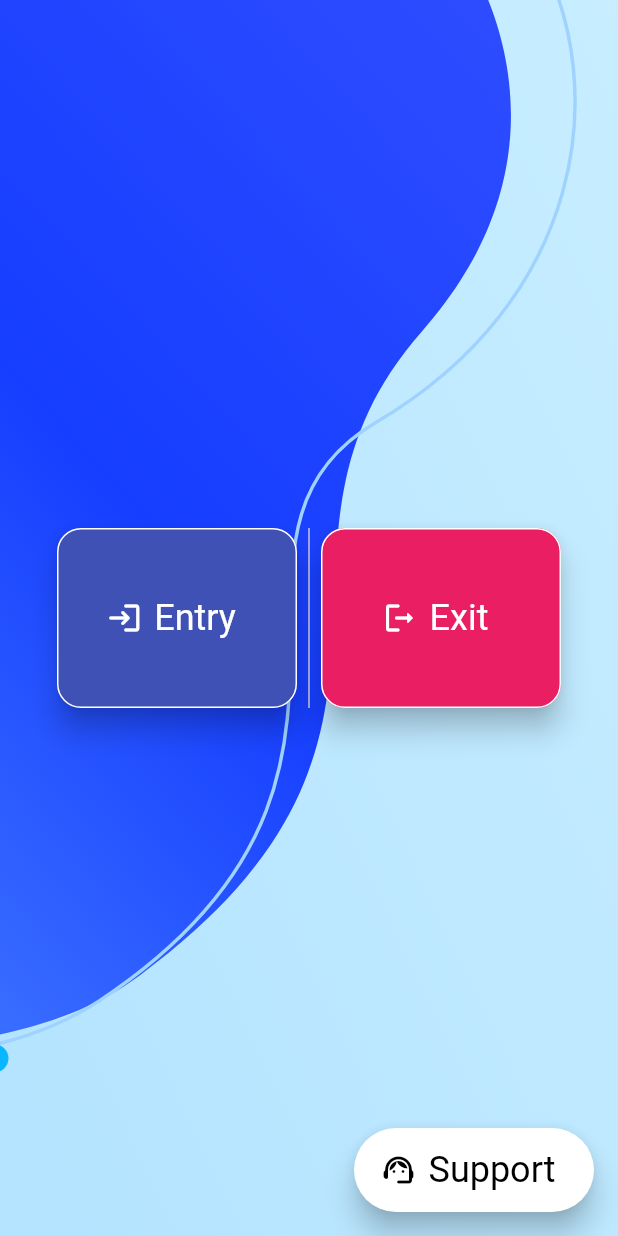
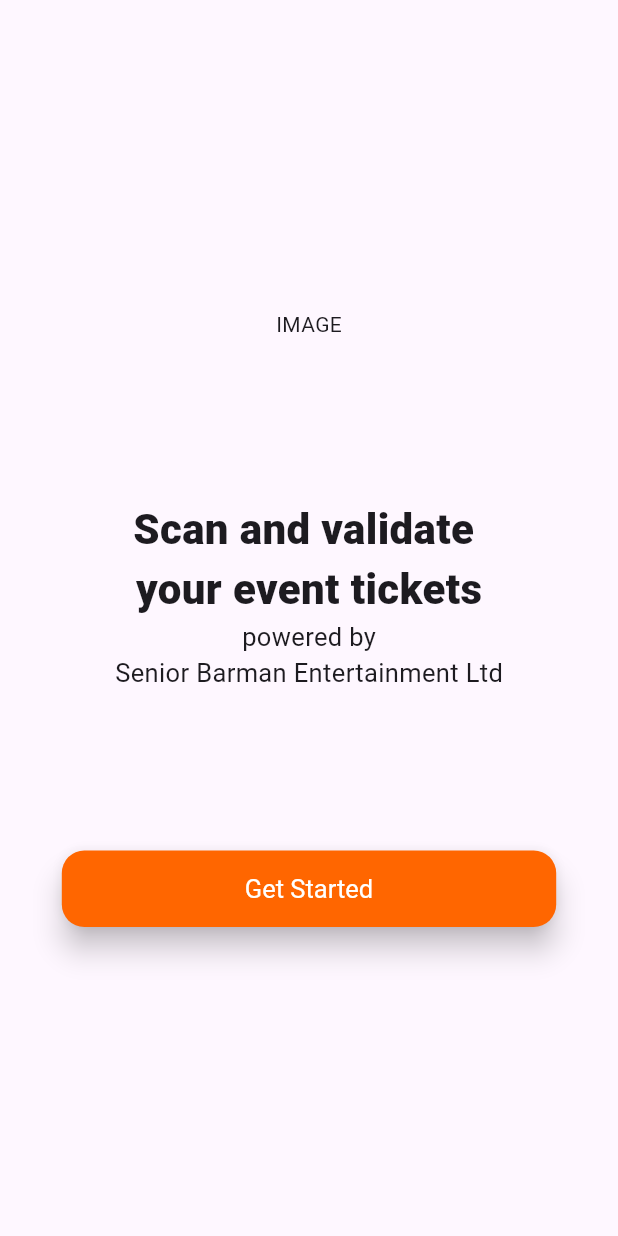
Before and after one commit to henry-dura/Eventktng, a Flutter app: the screen it shows after launch, on a phone screen of 412 x 824 dp. Run offline on Flutter 3.47's test engine with Material 3 defaults, Android fonts, the light colour scheme and no system bars; drawn by our look-alikes of lottie; missing offline and left inert: mobile_scanner, mongo_dart.

Commit message:
Add welcome page and Login Page

```diff
--- a/lib/entry_and_exit.dart
+++ b/lib/entry_and_exit.dart
@@ -1,5 +1,3 @@
-
-import 'dart:ui';
 
 import 'package:flutter/material.dart';
 import 'package:lottie/lottie.dart';
@@ -100,7 +98,7 @@ class _EntryAndExitPageState extends State<EntryAndExitPage> {
                         child: MobileScanner(
                           controller: mobileScannerController,
                           onDetect: (capture) async {
-                            final List<Barcode> barcodes = capture.barcodes;
+                             List<Barcode> barcodes = capture.barcodes;
                             print('FIrst: $barcodes');
                             for (final barcode in barcodes) {
                               print('A code XXXXXXXXXXXX : ${barcode.rawValue}');
@@ -145,6 +143,7 @@ class _EntryAndExitPageState extends State<EntryAndExitPage> {
                                       isInEntryMode: widget.isInEntryMode);
                                 }
                               });
+                              barcodes = [];
                             }
                           },
                         ),
--- a/lib/main.dart
+++ b/lib/main.dart
@@ -1,25 +1,23 @@
 import 'package:flutter/material.dart';
-import 'database/database.dart';
-import 'home.dart';
-import 'login.dart';
+import 'package:stadia_scanner/welcomePage.dart';
 
 Future<void> main() async {
   WidgetsFlutterBinding.ensureInitialized();
-  MongoDatabase mongoDb = MongoDatabase();
-  await mongoDb.connect();
-  User user1 = User(
-    name: 'Henry IKF',
-    regId: '127',
-    entryTime: '09:00',
-    exitTime: '19:00',
-    isCheckedIn: 'true',
-    isCheckedOut: 'false',
-  );
-  //await mongoDb.insert(user1);
-  //print('User 1 added successfully');
-  MongoDatabase.update(
-      regId: '123',
-      isInEntryMode: false);
+  // MongoDatabase mongoDb = MongoDatabase();
+  // await mongoDb.connect();
+  // User user1 = User(
+  //   name: 'Henry IKF',
+  //   regId: '127',
+  //   entryTime: '09:00',
+  //   exitTime: '19:00',
+  //   isCheckedIn: 'true',
+  //   isCheckedOut: 'false',
+  // );
+  // //await mongoDb.insert(user1);
+  // //print('User 1 added successfully');
+  // MongoDatabase.update(
+  //     regId: '123',
+  //     isInEntryMode: false);
   runApp(const MyApp());
 }
 
@@ -33,19 +31,24 @@ class MyApp extends StatelessWidget {
         useMaterial3: true,
         inputDecorationTheme: InputDecorationTheme(
           filled: true,
-          fillColor: Colors.white12,
+          fillColor: Color(0xFFFF6600),
           border: OutlineInputBorder(borderRadius: BorderRadius.circular(16)),
-          labelStyle: const TextStyle(color: Colors.white54),
-          floatingLabelStyle: const TextStyle(color: Colors.deepPurpleAccent),
+          // labelStyle: const TextStyle(color: Colors.white),
+          // floatingLabelStyle: const TextStyle(color: Colors.deepPurpleAccent),
         ),
         elevatedButtonTheme: ElevatedButtonThemeData(
           style: ButtonStyle(
-            minimumSize: MaterialStateProperty.all(const Size(160, 56)),
+            minimumSize: MaterialStateProperty.all(const Size(double.infinity, 51)),
             iconSize: MaterialStateProperty.all(24),
-            textStyle: MaterialStateProperty.all(const TextStyle(fontSize: 24)),
+            textStyle: MaterialStateProperty.all(const TextStyle(fontSize: 17)),
             elevation: MaterialStateProperty.all(8),
-            backgroundColor: MaterialStateProperty.all(Colors.black),
+            backgroundColor: MaterialStateProperty.all(const Color(0xFFFF6600)),
             foregroundColor: MaterialStateProperty.all(Colors.white),
+            shape: MaterialStateProperty.all(
+              RoundedRectangleBorder(
+                borderRadius: BorderRadius.circular(15),
+              ),
+            ),
           ),
         ),
         brightness: Brightness.light,
@@ -55,7 +58,7 @@ class MyApp extends StatelessWidget {
       //TODO: Separate sensitive info
       //TODO: Setup write/fetch guard
       //TODO: Enable Database
-      home: const HomePage(),
+      home: const WelcomePage(),
     );
   }
 }
--- /dev/null
+++ b/lib/welcomePage.dart
@@ -0,0 +1,42 @@
+import 'package:flutter/material.dart';
+import 'package:stadia_scanner/login.dart';
+
+class WelcomePage extends StatelessWidget {
+  const WelcomePage({super.key});
+
+  @override
+  Widget build(BuildContext context) {
+    var size = MediaQuery.of(context).size;
+    return Scaffold(
+      body: Padding(
+        padding: EdgeInsets.symmetric(horizontal: size.width/10),
+        child: Center(
+          child: SizedBox(
+            height: size.height/2,
+            child: Column(
+              mainAxisAlignment: MainAxisAlignment.spaceBetween,
+              children: [
+                const Text('IMAGE'),
+                const Column(
+                  children: [
+                    Text('Scan and validate ',style: TextStyle(fontSize: 28,fontWeight: FontWeight.w900),),
+                    Text('your event tickets',style: TextStyle(fontSize: 28,fontWeight: FontWeight.w900)),
+                    Text('powered by', style: TextStyle(fontSize: 17),),
+                    Text('Senior Barman Entertainment Ltd',style: TextStyle(fontSize: 17),)
+                  ],
+                ),
+                ElevatedButton(onPressed: () {
+                  Navigator.of(context).push(
+                    MaterialPageRoute(
+                      builder: (context) => const LoginPage(),
+                    ),
+                  );
+                }, child: const Text('Get Started'))
+              ],
+            ),
+          ),
+        ),
+      ),
+    );
+  }
+}
```
Also changed, not shown: lib/login.dart (+156 -189 lines), lib/scan_page.dart (added).
